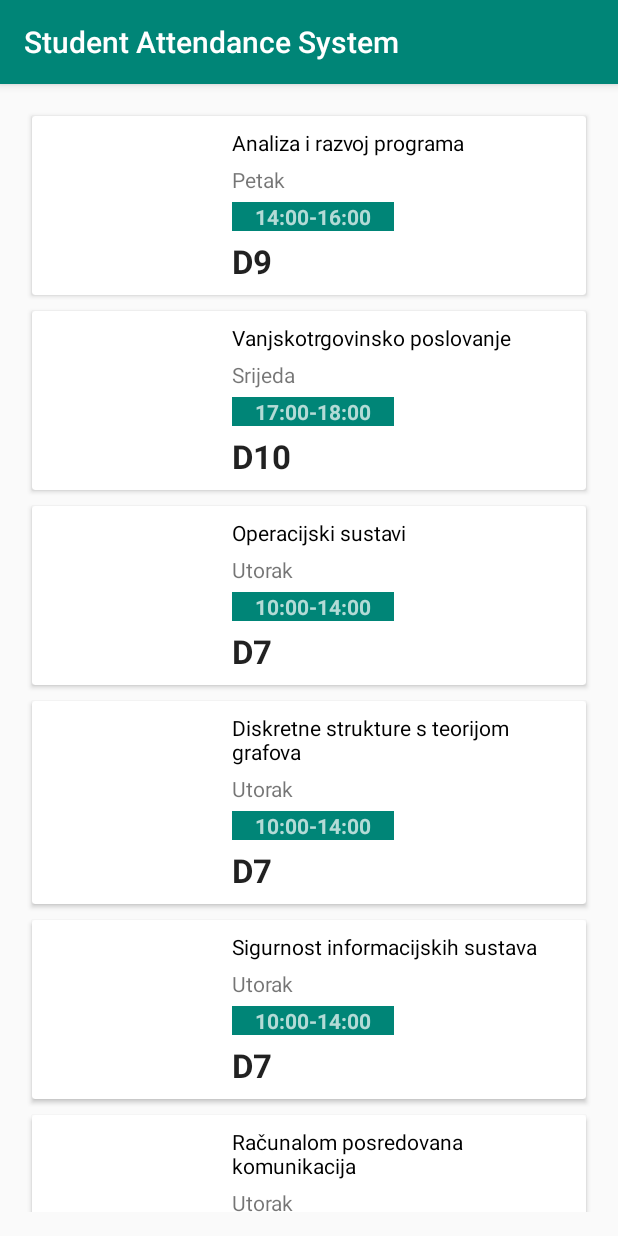
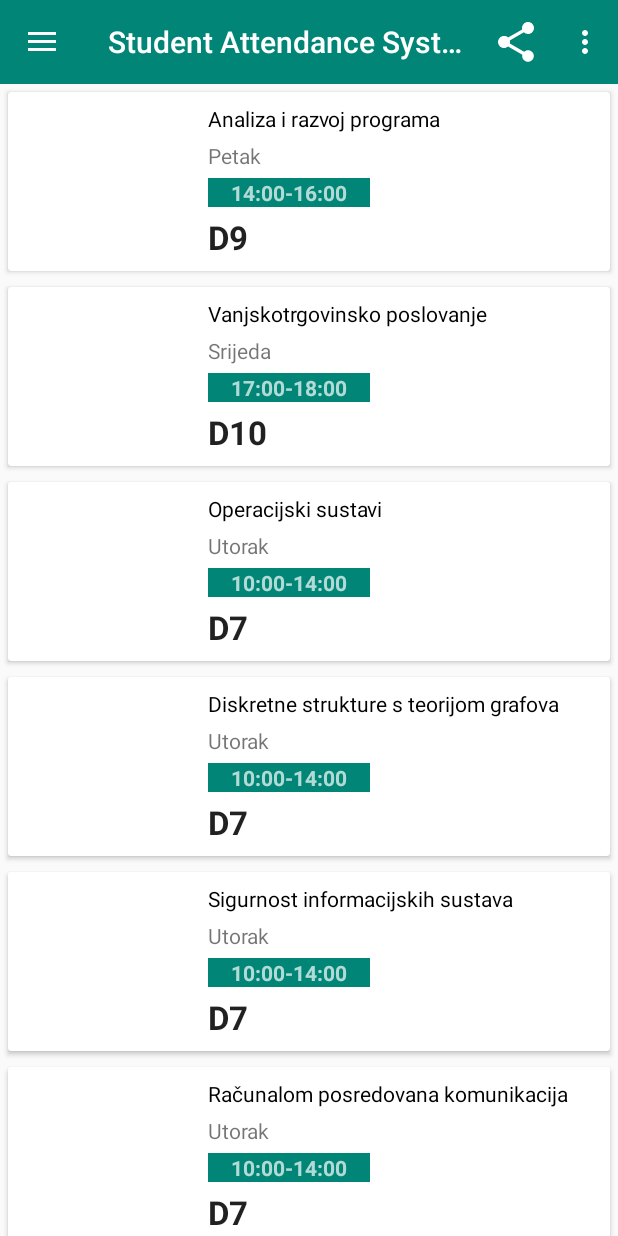
Before and after one commit to domandlar/StudentAttendanceSystem-SAS, an Android app: the screen it shows after launch (ListOfSeminars), on a phone screen of 412 x 824 dp. Run offline under Robolectric (Android 15) with nearby library versions, the phone set to English and light mode, and no system bars.

Commit message:
Implementiran template za navigaciju i toolbar

```diff
--- a/App/app/build.gradle
+++ b/App/app/build.gradle
@@ -23,6 +23,7 @@ android {
 dependencies {
     implementation fileTree(include: ['*.jar'], dir: 'libs')
     implementation 'com.android.support:appcompat-v7:28.0.0'
+    implementation 'com.android.support:design:28.0.0'
     implementation 'com.android.support.constraint:constraint-layout:1.1.3'
     testImplementation 'junit:junit:4.12'
     androidTestImplementation 'com.android.support.test:runner:1.0.2'
--- a/App/app/src/main/java/com/foi/air/studentattendancesystem/ui/ListOfSeminars.java
+++ b/App/app/src/main/java/com/foi/air/studentattendancesystem/ui/ListOfSeminars.java
@@ -1,9 +1,15 @@
 package com.foi.air.studentattendancesystem.ui;
 
+import android.support.v4.view.GravityCompat;
+import android.support.v4.widget.DrawerLayout;
+import android.support.v7.app.ActionBarDrawerToggle;
 import android.support.v7.app.AppCompatActivity;
 import android.os.Bundle;
 import android.support.v7.widget.LinearLayoutManager;
 import android.support.v7.widget.RecyclerView;
+import android.support.v7.widget.Toolbar;
+import android.view.Menu;
+import android.view.MenuInflater;
 import android.view.Window;
 
 import com.foi.air.studentattendancesystem.R;
@@ -15,6 +21,10 @@ import java.util.List;
 
 public class ListOfSeminars extends AppCompatActivity {
 
+    private Toolbar toolBar;
+
+    private DrawerLayout drawer;
+
     RecyclerView recyclerView;
     ListOfSeminarsAdapter adapter;
 
@@ -24,6 +34,14 @@ public class ListOfSeminars extends AppCompatActivity {
     protected void onCreate(Bundle savedInstanceState) {
         super.onCreate(savedInstanceState);
         setContentView(R.layout.activity_list_of_seminars);
+
+        toolBar = findViewById(R.id.toolBar);
+        setSupportActionBar(toolBar);
+
+        drawer = findViewById(R.id.drawer_layout);
+        ActionBarDrawerToggle toggle = new ActionBarDrawerToggle(this,drawer,toolBar,R.string.navigation_drawer_open,R.string.navigation_drawer_close);
+        drawer.addDrawerListener(toggle);
+        toggle.syncState();
 
         seminarsList = new ArrayList<>();
 
@@ -79,4 +97,22 @@ public class ListOfSeminars extends AppCompatActivity {
         adapter=new ListOfSeminarsAdapter(this, seminarsList);
         recyclerView.setAdapter(adapter);
     }
+
+    @Override
+    public boolean onCreateOptionsMenu(Menu menu) {
+        MenuInflater menuInflater = getMenuInflater();
+        menuInflater.inflate(R.menu.app_bar_menu,menu);
+
+        return true;
+    }
+
+    //drawer
+    @Override
+    public void onBackPressed() {
+        if(drawer.isDrawerOpen(GravityCompat.START)){
+            drawer.closeDrawer(GravityCompat.START);
+        }else {
+            super.onBackPressed();
+        }
+    }
 }
--- /dev/null
+++ b/App/app/src/main/res/drawable/ic_attendance.xml
@@ -0,0 +1,9 @@
+<vector xmlns:android="http://schemas.android.com/apk/res/android"
+        android:width="24dp"
+        android:height="24dp"
+        android:viewportWidth="24.0"
+        android:viewportHeight="24.0">
+    <path
+        android:fillColor="#FF000000"
+        android:pathData="M16,11c1.66,0 2.99,-1.34 2.99,-3S17.66,5 16,5c-1.66,0 -3,1.34 -3,3s1.34,3 3,3zM8,11c1.66,0 2.99,-1.34 2.99,-3S9.66,5 8,5C6.34,5 5,6.34 5,8s1.34,3 3,3zM8,13c-2.33,0 -7,1.17 -7,3.5L1,19h14v-2.5c0,-2.33 -4.67,-3.5 -7,-3.5zM16,13c-0.29,0 -0.62,0.02 -0.97,0.05 1.16,0.84 1.97,1.97 1.97,3.45L17,19h6v-2.5c0,-2.33 -4.67,-3.5 -7,-3.5z"/>
+</vector>
--- /dev/null
+++ b/App/app/src/main/res/drawable/ic_courses.xml
@@ -0,0 +1,9 @@
+<vector xmlns:android="http://schemas.android.com/apk/res/android"
+        android:width="24dp"
+        android:height="24dp"
+        android:viewportWidth="24.0"
+        android:viewportHeight="24.0">
+    <path
+        android:fillColor="#FF000000"
+        android:pathData="M20,6h-4L16,4c0,-1.11 -0.89,-2 -2,-2h-4c-1.11,0 -2,0.89 -2,2v2L4,6c-1.11,0 -1.99,0.89 -1.99,2L2,19c0,1.11 0.89,2 2,2h16c1.11,0 2,-0.89 2,-2L22,8c0,-1.11 -0.89,-2 -2,-2zM14,6h-4L10,4h4v2z"/>
+</vector>
--- /dev/null
+++ b/App/app/src/main/res/drawable/ic_labs.xml
@@ -0,0 +1,9 @@
+<vector xmlns:android="http://schemas.android.com/apk/res/android"
+        android:width="24dp"
+        android:height="24dp"
+        android:viewportWidth="24.0"
+        android:viewportHeight="24.0">
+    <path
+        android:fillColor="#FF000000"
+        android:pathData="M20,6h-4L16,4c0,-1.11 -0.89,-2 -2,-2h-4c-1.11,0 -2,0.89 -2,2v2L4,6c-1.11,0 -1.99,0.89 -1.99,2L2,19c0,1.11 0.89,2 2,2h16c1.11,0 2,-0.89 2,-2L22,8c0,-1.11 -0.89,-2 -2,-2zM14,6h-4L10,4h4v2z"/>
+</vector>
--- /dev/null
+++ b/App/app/src/main/res/drawable/ic_logout.xml
@@ -0,0 +1,9 @@
+<vector xmlns:android="http://schemas.android.com/apk/res/android"
+        android:width="24dp"
+        android:height="24dp"
+        android:viewportWidth="24.0"
+        android:viewportHeight="24.0">
+    <path
+        android:fillColor="#FF000000"
+        android:pathData="M10.09,15.59L11.5,17l5,-5 -5,-5 -1.41,1.41L12.67,11H3v2h9.67l-2.58,2.59zM19,3H5c-1.11,0 -2,0.9 -2,2v4h2V5h14v14H5v-4H3v4c0,1.1 0.89,2 2,2h14c1.1,0 2,-0.9 2,-2V5c0,-1.1 -0.9,-2 -2,-2z"/>
+</vector>
--- /dev/null
+++ b/App/app/src/main/res/drawable/ic_schedule.xml
@@ -0,0 +1,9 @@
+<vector xmlns:android="http://schemas.android.com/apk/res/android"
+        android:width="24dp"
+        android:height="24dp"
+        android:viewportWidth="24.0"
+        android:viewportHeight="24.0">
+    <path
+        android:fillColor="#FF000000"
+        android:pathData="M9,11L7,11v2h2v-2zM13,11h-2v2h2v-2zM17,11h-2v2h2v-2zM19,4h-1L18,2h-2v2L8,4L8,2L6,2v2L5,4c-1.11,0 -1.99,0.9 -1.99,2L3,20c0,1.1 0.89,2 2,2h14c1.1,0 2,-0.9 2,-2L21,6c0,-1.1 -0.9,-2 -2,-2zM19,20L5,20L5,9h14v11z"/>
+</vector>
--- /dev/null
+++ b/App/app/src/main/res/drawable/ic_seminars.xml
@@ -0,0 +1,9 @@
+<vector xmlns:android="http://schemas.android.com/apk/res/android"
+        android:width="24dp"
+        android:height="24dp"
+        android:viewportWidth="24.0"
+        android:viewportHeight="24.0">
+    <path
+        android:fillColor="#FF000000"
+        android:pathData="M20,6h-4L16,4c0,-1.11 -0.89,-2 -2,-2h-4c-1.11,0 -2,0.89 -2,2v2L4,6c-1.11,0 -1.99,0.89 -1.99,2L2,19c0,1.11 0.89,2 2,2h16c1.11,0 2,-0.89 2,-2L22,8c0,-1.11 -0.89,-2 -2,-2zM14,6h-4L10,4h4v2z"/>
+</vector>
--- a/App/app/src/main/res/layout/activity_list_of_seminars.xml
+++ b/App/app/src/main/res/layout/activity_list_of_seminars.xml
@@ -1,15 +1,41 @@
 <?xml version="1.0" encoding="utf-8"?>
 
-<RelativeLayout xmlns:android="http://schemas.android.com/apk/res/android"
+<android.support.v4.widget.DrawerLayout
+    xmlns:android="http://schemas.android.com/apk/res/android"
     android:layout_width="match_parent"
     android:layout_height="match_parent"
-    android:padding="16dp"
-    >
+    xmlns:app="http://schemas.android.com/apk/res-auto"
+    xmlns:tools="http://schemas.android.com/tools"
+    android:orientation="vertical"
+    android:id="@+id/drawer_layout"
+    android:fitsSystemWindows="true"
+    tools:openDrawer="start">
+<LinearLayout
+    android:layout_width="match_parent"
+    android:layout_height="match_parent"
+    android:orientation="vertical">
+
+    <include
+        layout="@layout/toolbar_layout"/>
 
     <android.support.v7.widget.RecyclerView
         android:id="@+id/recyclerView"
         android:layout_width="match_parent"
         android:layout_height="match_parent" />
 
+    <FrameLayout
+        android:id="@+id/fragment_container"
+        android:layout_width="match_parent"
+        android:layout_height="match_parent"></FrameLayout>
 
-</RelativeLayout>
+</LinearLayout>
+    <android.support.design.widget.NavigationView
+        android:layout_width="wrap_content"
+        android:layout_height="match_parent"
+        android:layout_gravity="start"
+        android:id="@+id/nav_view"
+        app:headerLayout="@layout/nav_header"
+        app:menu="@menu/drawer_menu"/>
+
+
+</android.support.v4.widget.DrawerLayout>
--- /dev/null
+++ b/App/app/src/main/res/layout/nav_header.xml
@@ -0,0 +1,23 @@
+<?xml version="1.0" encoding="utf-8"?>
+<LinearLayout xmlns:android="http://schemas.android.com/apk/res/android"
+    android:orientation="vertical"
+    android:layout_width="match_parent"
+    android:layout_height="176dp"
+    android:background="@color/design_default_color_primary"
+    android:gravity="bottom"
+    android:theme="@style/ThemeOverlay.AppCompat.Dark"
+    android:padding="16dp">
+
+    <ImageView
+        android:layout_width="wrap_content"
+        android:layout_height="wrap_content"
+        android:src="@mipmap/ic_launcher_round"/>
+
+    <TextView
+        android:layout_width="wrap_content"
+        android:layout_height="wrap_content"
+        android:paddingTop="8dp"
+        android:text="Profesor"
+        android:textAppearance="@style/TextAppearance.AppCompat.Body1"/>
+
+</LinearLayout>
--- /dev/null
+++ b/App/app/src/main/res/layout/toolbar_layout.xml
@@ -0,0 +1,13 @@
+<?xml version="1.0" encoding="utf-8"?>
+<android.support.v7.widget.Toolbar
+    xmlns:android="http://schemas.android.com/apk/res/android"
+    xmlns:app="http://schemas.android.com/apk/res-auto"
+    android:layout_width="match_parent"
+    android:layout_height="?attr/actionBarSize"
+    android:background="?attr/colorPrimary"
+    android:theme="@style/ThemeOverlay.AppCompat.Dark.ActionBar"
+    app:popupTheme="@style/ThemeOverlay.AppCompat.Light"
+    android:id="@+id/toolBar"
+    >
+
+</android.support.v7.widget.Toolbar>
--- /dev/null
+++ b/App/app/src/main/res/menu/app_bar_menu.xml
@@ -0,0 +1,19 @@
+<?xml version="1.0" encoding="utf-8"?>
+<menu
+    xmlns:android="http://schemas.android.com/apk/res/android"
+    xmlns:app="http://schemas.android.com/apk/res-auto"
+    >
+
+    <item
+        android:id="@+id/action_share"
+        android:title="Share"
+        android:icon="@mipmap/ic_share"
+        app:showAsAction="ifRoom"/>
+
+    <item
+        android:id="@+id/action_settings"
+        android:title="Settings"
+        app:showAsAction="never" />
+
+
+</menu>
--- /dev/null
+++ b/App/app/src/main/res/menu/drawer_menu.xml
@@ -0,0 +1,37 @@
+<?xml version="1.0" encoding="utf-8"?>
+<menu xmlns:android="http://schemas.android.com/apk/res/android"
+    xmlns:tools="http://schemas.android.com/tools"
+    tools:showIn="navigation_view">
+
+    <group android:checkableBehavior="single">
+        <item
+            android:id="@+id/nav_courses"
+            android:icon="@drawable/ic_courses"
+            android:title="Moji kolegiji" />
+        <item
+            android:id="@+id/nav_seminars"
+            android:icon="@drawable/ic_seminars"
+            android:title="Moji seminari" />
+        <item
+            android:id="@+id/nav_labs"
+            android:icon="@drawable/ic_labs"
+            android:title="Moji labosi" />
+        <item
+            android:id="@+id/nav_schedule"
+            android:icon="@drawable/ic_schedule"
+            android:title="Raspored predavanja" />
+        <item
+            android:id="@+id/nav_attendance"
+            android:icon="@drawable/ic_attendance"
+            android:title="Prisustva" />
+    </group>
+
+    <item android:title="Profil">
+        <menu>
+            <item
+                android:id="@+id/nav_logout"
+                android:icon="@drawable/ic_logout"
+                android:title="Odjavi se" />
+        </menu>
+    </item>
+</menu>
--- a/App/app/src/main/res/values/strings.xml
+++ b/App/app/src/main/res/values/strings.xml
@@ -1,3 +1,5 @@
 <resources>
     <string name="app_name">Student Attendance System</string>
+    <string name="navigation_drawer_open">Open navigation drawer</string>
+    <string name="navigation_drawer_close">Close navigation drawer</string>
 </resources>
--- a/App/app/src/main/res/values/styles.xml
+++ b/App/app/src/main/res/values/styles.xml
@@ -1,11 +1,12 @@
 <resources>
 
     <!-- Base application theme. -->
-    <style name="AppTheme" parent="Theme.AppCompat.Light.DarkActionBar">
+    <style name="AppTheme" parent="Theme.AppCompat.Light.NoActionBar">
         <!-- Customize your theme here. -->
         <item name="colorPrimary">@color/colorPrimary</item>
         <item name="colorPrimaryDark">@color/colorPrimaryDark</item>
         <item name="colorAccent">@color/colorAccent</item>
+        <item name="android:statusBarColor">@android:color/transparent</item>
     </style>
 
 </resources>
```
Also changed, not shown: App/app/src/main/res/mipmap-hdpi/ic_share.png (added).
